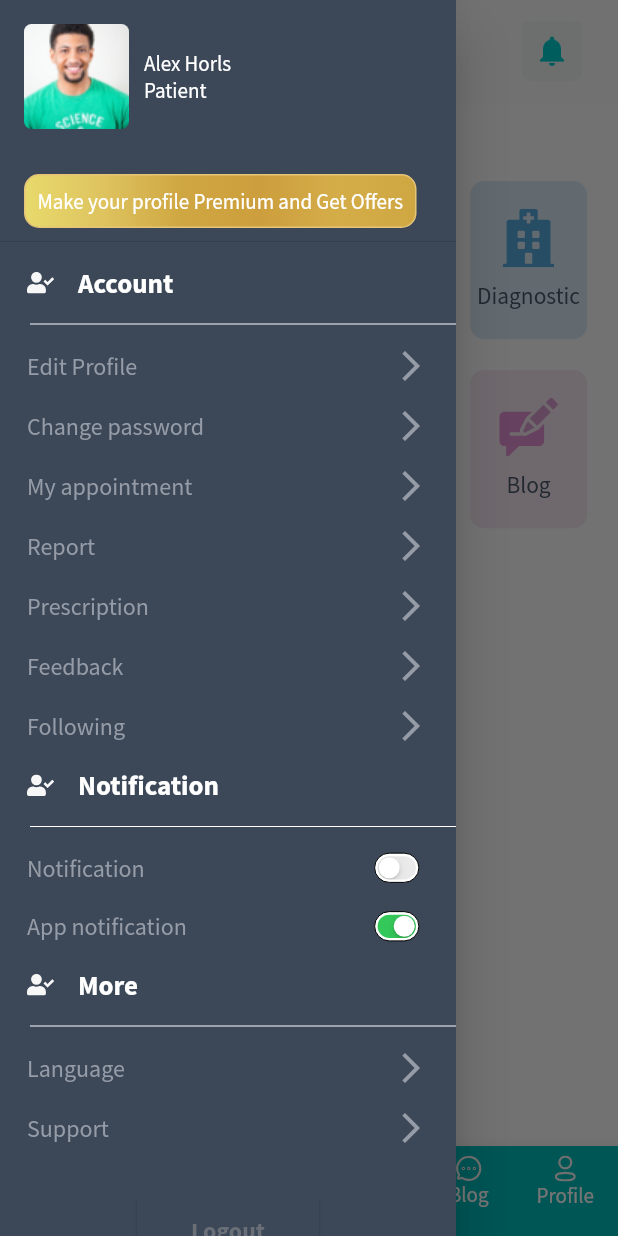
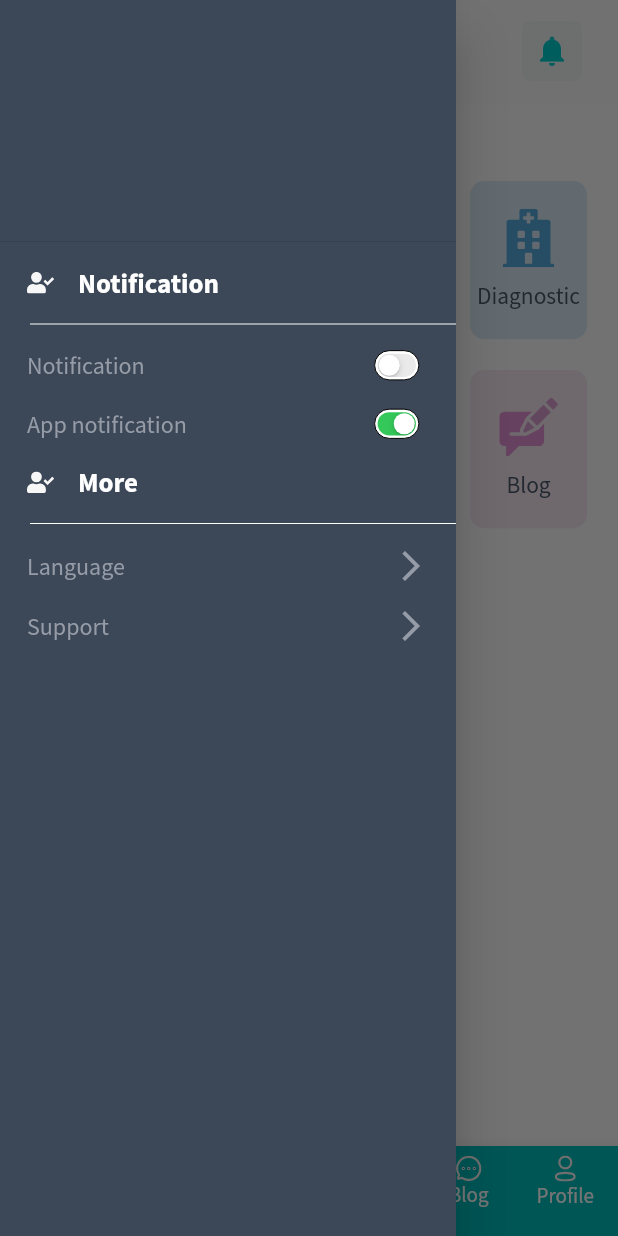
Before and after one commit to quintettechnologies/Meditec_mobile, a Flutter app: the AppointmentsScreen screen opened by its route, with the side drawer open, on a phone screen of 412 x 824 dp. Run offline on Flutter 3.47's test engine with Material 2 defaults, Android fonts, the light colour scheme and no system bars; our stand-ins replace flutter_hooks, flutter_rating_bar, flutter_svg, hooks_riverpod, image_picker; missing offline and left inert: adobe_xd; accounts and stored records are empty; generated files the repository leaves out were written again; project files that could hold a hidden picture were left out.

Commit message:
added logout

```diff
--- a/lib/view/widget/customDrawer.dart
+++ b/lib/view/widget/customDrawer.dart
@@ -1,11 +1,9 @@
 import 'dart:convert';
-
 import 'package:flutter/cupertino.dart';
 import 'package:flutter/material.dart';
 import 'package:flutter_hooks/flutter_hooks.dart';
 import 'package:flutter_svg/svg.dart';
 import 'package:hooks_riverpod/hooks_riverpod.dart';
-import 'package:meditec/model/user.dart';
 import 'package:meditec/providers/user_provider.dart';
 import 'package:meditec/view/screen/edit_profile_screen.dart';
 import 'package:meditec/view/screen/home_screen.dart';
@@ -14,63 +12,65 @@ class MyCustomDrawer extends HookWidget {
   @override
   Widget build(BuildContext context) {
     bool isSwitched = false;
-    String _base64;
+    UserProvider user = useProvider(userProvider);
     return Drawer(
       // Add a ListView to the drawer. This ensures the user can scroll
       // through the options in the drawer if there isn't enough vertical
       // space to fit everything.
+      child: SafeArea(
         child: Container(
           decoration: BoxDecoration(color: Color(0xFF3C4858)),
           child: ListView(
-          // Important: Remove any padding from the ListView.
             padding: EdgeInsets.zero,
             children: <Widget>[
+              user.loginStatus
+                  ? Column(
+                      children: [
                         DrawerHeader(
                           child: Column(
                             children: [
-                  Consumer(builder: (context, watch, child) {
-                    //User user = context.read(userProvider).currentUser();
-                    return Row(
+                              Row(
                                 mainAxisAlignment: MainAxisAlignment.start,
                                 crossAxisAlignment: CrossAxisAlignment.center,
                                 children: [
                                   ClipRRect(
                                     borderRadius: BorderRadius.circular(5.0),
+                                    child: Image(
+                                      image: Image.memory(base64.decode(user
+                                              .currentUser()
+                                              .userAvatar
+                                              .image))
+                                          .image,
+                                      fit: BoxFit.fitHeight,
+                                      height: 60,
+                                    ),
                                     // child: Image(
-                          //   image: Image.memory(
-                          //           base64.decode(user.userAvatar['image']))
-                          //       .image,
-                          //   fit: BoxFit.fitHeight,
-                          //   height: 60,
+                                    //   image:
+                                    //       AssetImage('assets/images/profiles/user.png'),
                                     // ),
-                          child: Image(
-                            image:
-                                AssetImage('assets/images/profiles/user.png'),
-                          ),
                                   ),
                                   SizedBox(
                                     width: 10,
                                   ),
                                   Column(
                                     mainAxisAlignment: MainAxisAlignment.center,
-                          crossAxisAlignment: CrossAxisAlignment.start,
+                                    crossAxisAlignment:
+                                        CrossAxisAlignment.start,
                                     children: [
                                       Text(
-                              //'${user.name.toString()}',
-                              'Alex Horls',
+                                        '${user.currentUser().name.toString()}',
+                                        // 'Alex Horls',
                                         style: TextStyle(color: Colors.white),
                                       ),
                                       Text(
-                              //'${user.currentUser().roles['name'].toString().toUpperCase()}',
-                              //"${user.roles['name'].toString().toUpperCase()}",
-                              "Patient",
+                                        "${user.currentUser().roles['name'].toString().toUpperCase()}",
+                                        // "Patient",
                                         style: TextStyle(color: Colors.white),
                                       ),
                                     ],
                                   ),
                                 ],
-                    );
-                  }),
+                              ),
                               SizedBox(
                                 height: 30,
                               ),
@@ -98,17 +98,21 @@ class MyCustomDrawer extends HookWidget {
                                         borderRadius: BorderRadius.all(
                                           Radius.circular(10),
                                         ),
-                            border: Border.all(color: Color(0xFFE6C478))),
+                                        border: Border.all(
+                                            color: Color(0xFFE6C478))),
                                   )
                                 ],
                               )
                             ],
                           ),
                         ),
+
                         MenuHeader(text: 'Account'), //Devider
                         GestureDetector(
                             onTap: () {
-                  Navigator.pushNamed(context, EditProfileScreen.id);
+                              Navigator.pop(context);
+                              Navigator.pushNamed(
+                                  context, EditProfileScreen.id);
                             },
                             child: MenuItem(text: 'Edit Profile')),
                         MenuItem(text: 'Change password'),
@@ -117,22 +121,28 @@ class MyCustomDrawer extends HookWidget {
                         MenuItem(text: 'Prescription'),
                         MenuItem(text: 'Feedback'),
                         MenuItem(text: 'Following'),
+                      ],
+                    )
+                  : DrawerHeader(child: null),
               MenuHeader(text: 'Notification'),
               MenuOption(text: 'Notification', switchValue: false),
               MenuOption(text: 'App notification', switchValue: true),
               MenuHeader(text: 'More'),
               MenuItem(text: 'Language'),
               MenuItem(text: 'Support'),
-            Padding(
+              user.loginStatus
+                  ? Padding(
                       padding: const EdgeInsets.all(20.0),
                       child: Center(
                         child: Card(
                           color: Color(0xFF3C4858),
                           child: FlatButton(
-                    onPressed: () {
-                      Navigator.of(context).pushAndRemoveUntil(
-                          MaterialPageRoute(builder: (context) => HomeScreen()),
-                          (Route<dynamic> route) => false);
+                            onPressed: () async {
+                              bool logout = await user.logout();
+                              if (!logout) {
+                                Navigator.popAndPushNamed(
+                                    context, HomeScreen.id);
+                              }
                             },
                             child: Padding(
                               padding: const EdgeInsets.symmetric(
@@ -149,7 +159,9 @@ class MyCustomDrawer extends HookWidget {
                         ),
                       ),
                     )
+                  : Container(),
             ],
+          ),
         ),
       ),
     );
```
Also changed, not shown: lib/providers/user_provider.dart (+22 -0 lines). Lines whose indentation alone changed are shown as unchanged.
